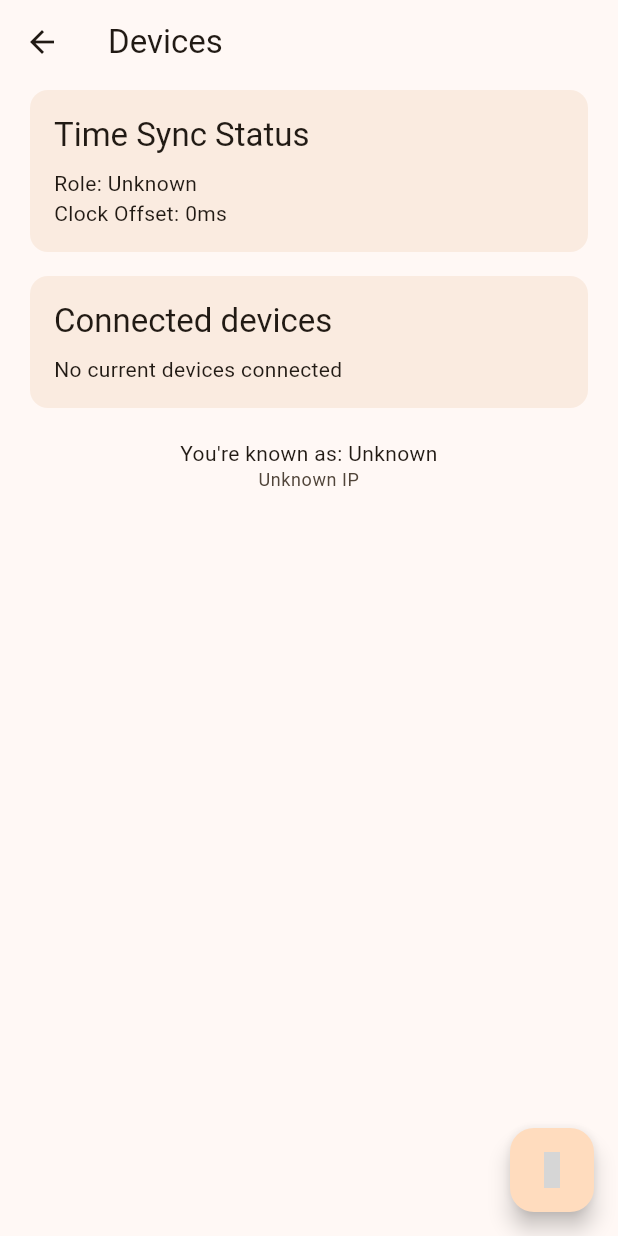
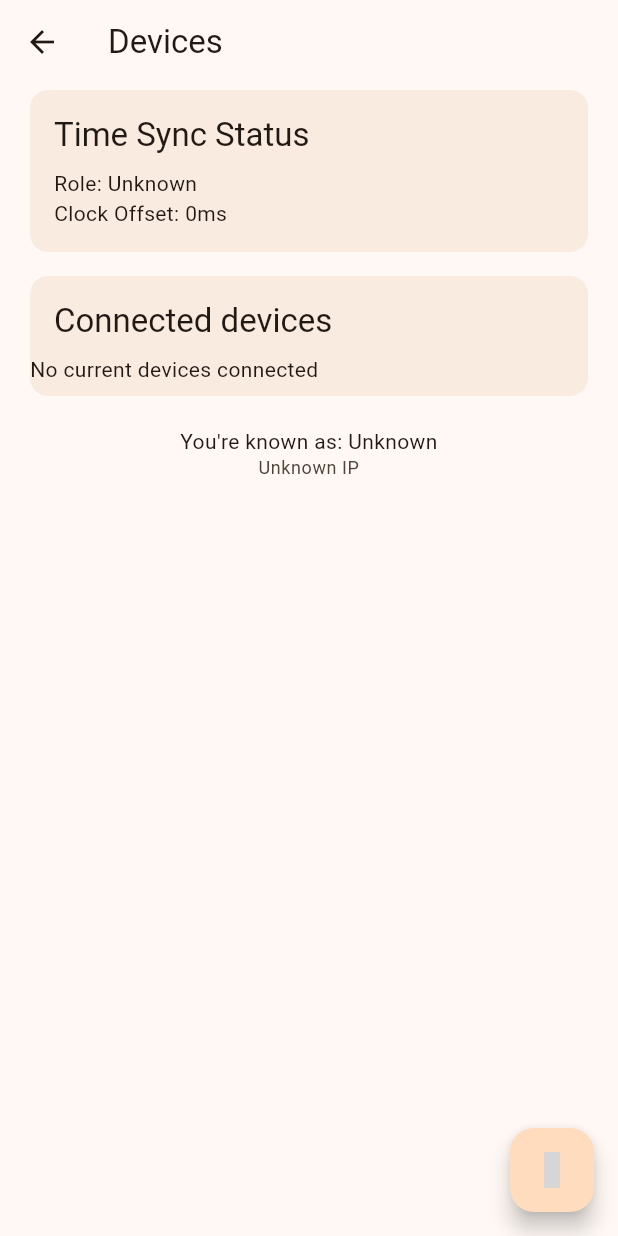
Before and after one commit to RGarrido03/EchoSync, a Flutter app: the DevicesTab screen opened directly, on a phone screen of 412 x 824 dp. Run offline on Flutter 3.47's test engine with Material 3 defaults, Android fonts, the phone set to English and light mode, and no system bars; drawn by our look-alikes of dynamic_color; our stand-ins replace audio_service, bloc, device_info_plus, file_picker, flutter_bloc, get_it and 5 more; missing offline and left inert: metadata_god, mqtt_client, mqtt_server, nearby_connections, network_info_plus, qr_code_scanner_plus; grey boxes are pictures that could not be loaded.

Commit message:
Fix devices page list view

```diff
--- a/lib/main.dart
+++ b/lib/main.dart
@@ -53,6 +53,7 @@ class EchoSyncApp extends StatelessWidget {
         builder: (ColorScheme? lightDynamic, ColorScheme? darkDynamic) {
           return MaterialApp(
             title: 'EchoSync',
+            debugShowCheckedModeBanner: false,
             theme: ThemeData(
               iconTheme: const IconThemeData(weight: 600),
               colorScheme: ColorScheme.fromSeed(seedColor: Colors.orange),
--- a/lib/pages/tabs/devices.dart
+++ b/lib/pages/tabs/devices.dart
@@ -111,17 +111,21 @@ class DevicesTab extends StatelessWidget {
                 Card.filled(
                   color: Theme.of(context).colorScheme.surfaceContainer,
                   child: Padding(
-                    padding: const EdgeInsets.all(16.0),
+                    padding: const EdgeInsets.fromLTRB(0, 16.0, 0.0, 8.0),
                     child: Column(
                       crossAxisAlignment: CrossAxisAlignment.start,
                       children: [
-                        Text(
-                          'Connected devices',
-                          style: Theme.of(context).textTheme.titleLarge,
+                        Padding(
+                          padding: EdgeInsets.symmetric(horizontal: 16),
+                          child: Text(
+                            'Connected devices',
+                            style: Theme.of(context).textTheme.titleLarge,
+                          ),
                         ),
                         const SizedBox(height: 8),
                         connectedDevices.isNotEmpty
                             ? ListView.builder(
+                              shrinkWrap: true,
                               itemCount: connectedDevices.length,
                               itemBuilder: (context, index) {
                                 final device = connectedDevices.values
```
